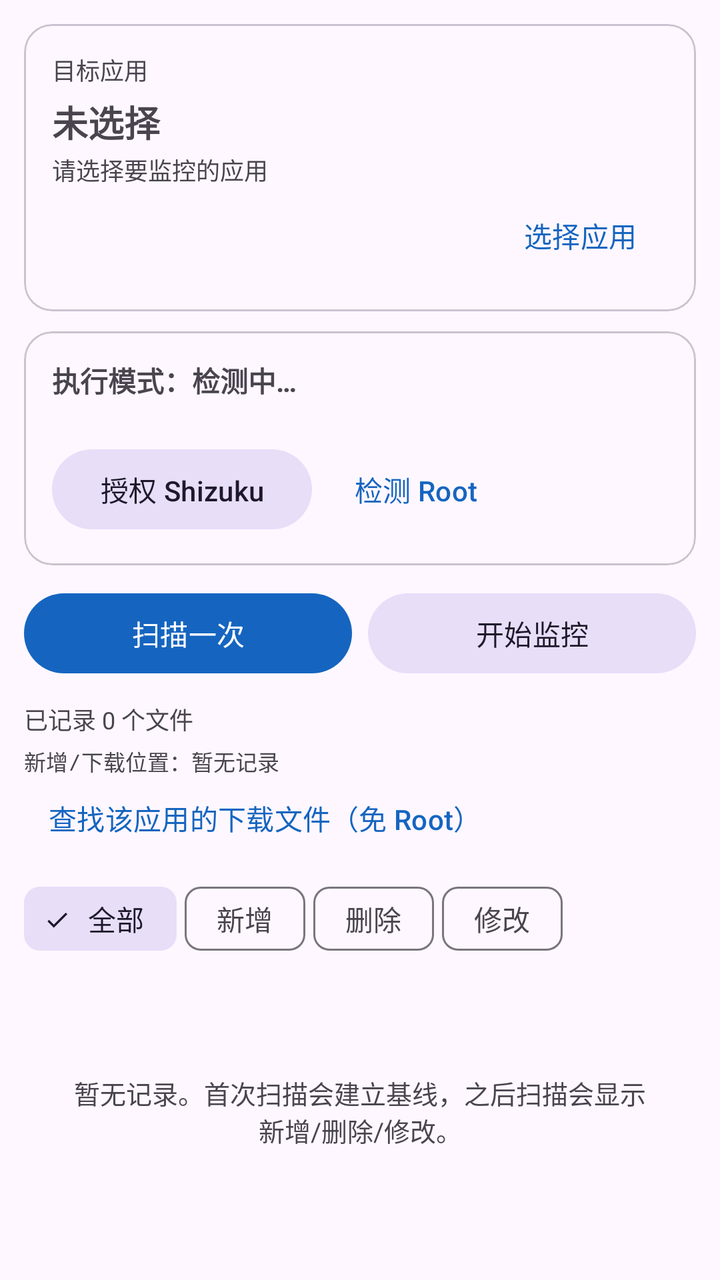
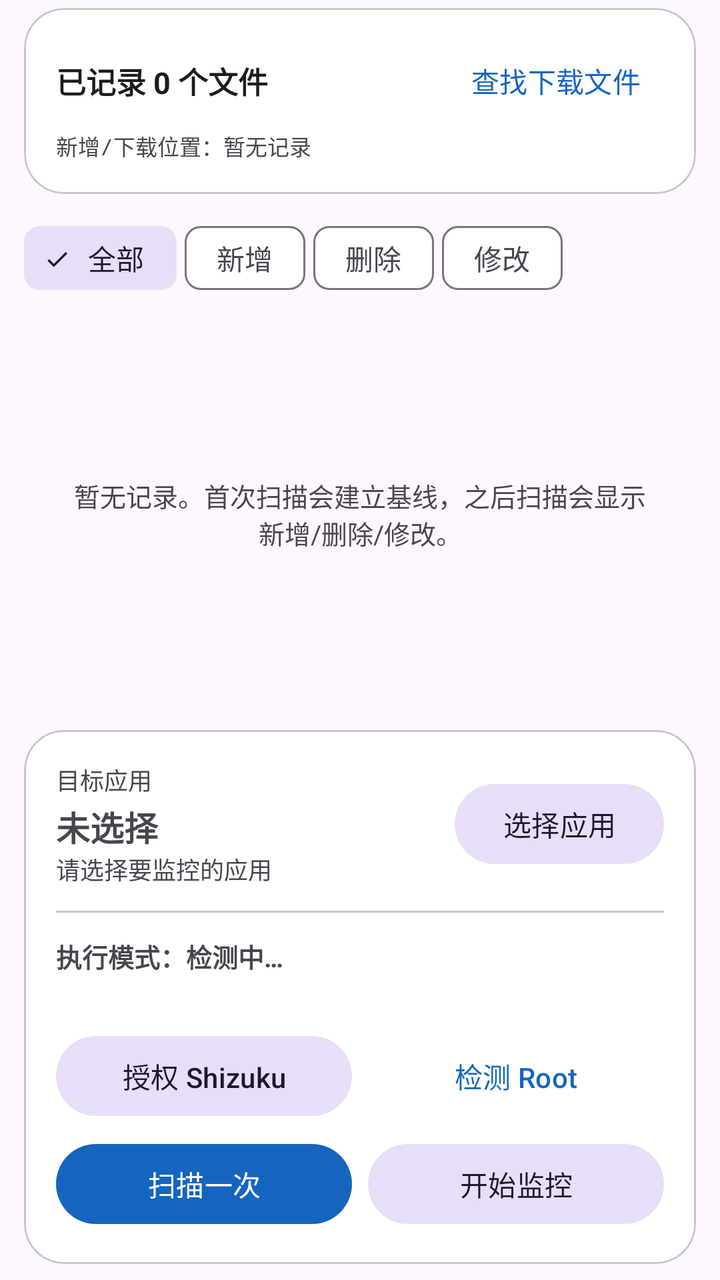

Before-and-after screenshots of an Android layout around one commit, followed by the original layout XML and the change that was made.
<!-- AndroidManifest.xml: application theme Theme.AppFileMonitor -->
<!-- res/layout/fragment_monitor.xml -->
<?xml version="1.0" encoding="utf-8"?>
<LinearLayout xmlns:android="http://schemas.android.com/apk/res/android"
    xmlns:app="http://schemas.android.com/apk/res-auto"
    android:layout_width="match_parent"
    android:layout_height="match_parent"
    android:orientation="vertical"
    android:padding="12dp">

    <com.google.android.material.card.MaterialCardView
        android:layout_width="match_parent"
        android:layout_height="wrap_content"
        app:cardCornerRadius="14dp"
        app:cardElevation="0dp"
        app:strokeColor="?attr/colorOutlineVariant"
        app:strokeWidth="1dp">

        <LinearLayout
            android:layout_width="match_parent"
            android:layout_height="wrap_content"
            android:orientation="vertical"
            android:padding="14dp">

            <TextView
                android:layout_width="wrap_content"
                android:layout_height="wrap_content"
                android:text="目标应用"
                android:textColor="?attr/colorOnSurfaceVariant"
                android:textSize="12sp" />

            <TextView
                android:id="@+id/tvAppName"
                android:layout_width="match_parent"
                android:layout_height="wrap_content"
                android:layout_marginTop="4dp"
                android:text="未选择"
                android:textSize="18sp"
                android:textStyle="bold" />

            <TextView
                android:id="@+id/tvAppPkg"
                android:layout_width="match_parent"
                android:layout_height="wrap_content"
                android:layout_marginTop="2dp"
                android:text="请选择要监控的应用"
                android:textColor="?attr/colorOnSurfaceVariant"
                android:textSize="12sp" />

            <com.google.android.material.button.MaterialButton
                android:id="@+id/btnPick"
                style="@style/Widget.Material3.Button.TextButton"
                android:layout_width="wrap_content"
                android:layout_height="wrap_content"
                android:layout_gravity="end"
                android:text="选择应用" />
        </LinearLayout>
    </com.google.android.material.card.MaterialCardView>

    <com.google.android.material.card.MaterialCardView
        android:layout_width="match_parent"
        android:layout_height="wrap_content"
        android:layout_marginTop="10dp"
        app:cardCornerRadius="14dp"
        app:cardElevation="0dp"
        app:strokeColor="?attr/colorOutlineVariant"
        app:strokeWidth="1dp">

        <LinearLayout
            android:layout_width="match_parent"
            android:layout_height="wrap_content"
            android:orientation="vertical"
            android:padding="14dp">

            <TextView
                android:id="@+id/tvMode"
                android:layout_width="match_parent"
                android:layout_height="wrap_content"
                android:text="执行模式：检测中…"
                android:textSize="14sp"
                android:textStyle="bold" />

            <TextView
                android:id="@+id/tvPerm"
                android:layout_width="match_parent"
                android:layout_height="wrap_content"
                android:layout_marginTop="4dp"
                android:textColor="?attr/colorOnSurfaceVariant"
                android:textSize="12sp" />

            <LinearLayout
                android:layout_width="match_parent"
                android:layout_height="wrap_content"
                android:orientation="horizontal">

                <com.google.android.material.button.MaterialButton
                    android:id="@+id/btnGrant"
                    style="@style/Widget.Material3.Button.TonalButton"
                    android:layout_width="wrap_content"
                    android:layout_height="wrap_content"
                    android:text="授权 Shizuku" />

                <com.google.android.material.button.MaterialButton
                    android:id="@+id/btnRoot"
                    style="@style/Widget.Material3.Button.TextButton"
                    android:layout_width="wrap_content"
                    android:layout_height="wrap_content"
                    android:layout_marginStart="8dp"
                    android:text="检测 Root" />
            </LinearLayout>
        </LinearLayout>
    </com.google.android.material.card.MaterialCardView>

    <LinearLayout
        android:layout_width="match_parent"
        android:layout_height="wrap_content"
        android:layout_marginTop="10dp"
        android:orientation="horizontal">

        <com.google.android.material.button.MaterialButton
            android:id="@+id/btnScan"
            android:layout_width="0dp"
            android:layout_height="wrap_content"
            android:layout_weight="1"
            android:text="扫描一次" />

        <com.google.android.material.button.MaterialButton
            android:id="@+id/btnMonitor"
            style="@style/Widget.Material3.Button.TonalButton"
            android:layout_width="0dp"
            android:layout_height="wrap_content"
            android:layout_marginStart="8dp"
            android:layout_weight="1"
            android:text="开始监控" />
    </LinearLayout>

    <TextView
        android:id="@+id/tvSummary"
        android:layout_width="match_parent"
        android:layout_height="wrap_content"
        android:layout_marginTop="10dp"
        android:text="已记录 0 个文件"
        android:textColor="?attr/colorOnSurfaceVariant"
        android:textSize="12sp" />

    <TextView
        android:id="@+id/tvLocations"
        android:layout_width="match_parent"
        android:layout_height="wrap_content"
        android:layout_marginTop="4dp"
        android:fontFamily="monospace"
        android:text="新增/下载位置：暂无记录"
        android:textColor="?attr/colorOnSurfaceVariant"
        android:textSize="11sp" />

    <com.google.android.material.button.MaterialButton
        android:id="@+id/btnDownloads"
        style="@style/Widget.Material3.Button.TextButton"
        android:layout_width="wrap_content"
        android:layout_height="wrap_content"
        android:layout_gravity="start"
        android:minHeight="0dp"
        android:text="查找该应用的下载文件（免 Root）" />

    <HorizontalScrollView
        android:layout_width="match_parent"
        android:layout_height="wrap_content"
        android:layout_marginTop="6dp"
        android:scrollbars="none">

        <com.google.android.material.chip.ChipGroup
            android:id="@+id/chips"
            android:layout_width="wrap_content"
            android:layout_height="wrap_content"
            app:chipSpacingHorizontal="4dp"
            app:singleSelection="true">

            <com.google.android.material.chip.Chip
                android:id="@+id/chipAll"
                style="@style/Widget.Material3.Chip.Filter"
                android:layout_width="wrap_content"
                android:layout_height="wrap_content"
                android:checked="true"
                android:text="全部" />

            <com.google.android.material.chip.Chip
                android:id="@+id/chipAdded"
                style="@style/Widget.Material3.Chip.Filter"
                android:layout_width="wrap_content"
                android:layout_height="wrap_content"
                android:text="新增" />

            <com.google.android.material.chip.Chip
                android:id="@+id/chipDeleted"
                style="@style/Widget.Material3.Chip.Filter"
                android:layout_width="wrap_content"
                android:layout_height="wrap_content"
                android:text="删除" />

            <com.google.android.material.chip.Chip
                android:id="@+id/chipModified"
                style="@style/Widget.Material3.Chip.Filter"
                android:layout_width="wrap_content"
                android:layout_height="wrap_content"
                android:text="修改" />
        </com.google.android.material.chip.ChipGroup>
    </HorizontalScrollView>

    <FrameLayout
        android:layout_width="match_parent"
        android:layout_height="0dp"
        android:layout_weight="1">

        <androidx.recyclerview.widget.RecyclerView
            android:id="@+id/recycler"
            android:layout_width="match_parent"
            android:layout_height="match_parent"
            android:clipToPadding="false"
            android:paddingBottom="8dp" />

        <TextView
            android:id="@+id/tvEmpty"
            android:layout_width="match_parent"
            android:layout_height="match_parent"
            android:gravity="center"
            android:padding="24dp"
            android:text="暂无记录。首次扫描会建立基线，之后扫描会显示新增/删除/修改。"
            android:textColor="?attr/colorOnSurfaceVariant"
            android:textSize="13sp" />
    </FrameLayout>

</LinearLayout>
<!-- resources referenced by this layout -->
<resources>
  <style name="Theme.AppFileMonitor" parent="Theme.Material3.DayNight.NoActionBar">
          <item name="colorPrimary">@color/brand</item>
          <item name="colorOnPrimary">@color/white</item>
          <item name="colorPrimaryContainer">#D6E4FF</item>
          <item name="colorOnPrimaryContainer">#001B3F</item>
          <item name="android:statusBarColor">@color/brand_dark</item>
          <item name="android:windowLightStatusBar">false</item>
      </style>
  <color name="brand">#1565C0</color>
  <color name="white">#FFFFFF</color>
  <color name="brand_dark">#0D47A1</color>
</resources>

<!-- the commit's change to res/layout/fragment_monitor.xml (unified diff, before → after) -->
@@ -4,12 +4,15 @@
     android:layout_width="match_parent"
     android:layout_height="match_parent"
     android:orientation="vertical"
-    android:padding="12dp">
-
+    android:paddingHorizontal="12dp"
+    android:paddingTop="4dp"
+    android:paddingBottom="8dp">
+
+    
     <com.google.android.material.card.MaterialCardView
         android:layout_width="match_parent"
         android:layout_height="wrap_content"
-        app:cardCornerRadius="14dp"
+        app:cardCornerRadius="20dp"
         app:cardElevation="0dp"
         app:strokeColor="?attr/colorOutlineVariant"
         app:strokeWidth="1dp">
@@ -18,152 +21,50 @@
             android:layout_width="match_parent"
             android:layout_height="wrap_content"
             android:orientation="vertical"
-            android:padding="14dp">
+            android:padding="16dp">
+
+            <LinearLayout
+                android:layout_width="match_parent"
+                android:layout_height="wrap_content"
+                android:gravity="center_vertical"
+                android:orientation="horizontal">
+
+                <TextView
+                    android:id="@+id/tvSummary"
+                    android:layout_width="0dp"
+                    android:layout_height="wrap_content"
+                    android:layout_weight="1"
+                    android:text="已记录 0 个文件"
+                    android:textColor="?attr/colorOnSurface"
+                    android:textSize="15sp"
+                    android:textStyle="bold" />
+
+                <com.google.android.material.button.MaterialButton
+                    android:id="@+id/btnDownloads"
+                    style="@style/Widget.Material3.Button.TextButton"
+                    android:layout_width="wrap_content"
+                    android:layout_height="wrap_content"
+                    android:minHeight="0dp"
+                    android:minWidth="0dp"
+                    android:text="查找下载文件" />
+            </LinearLayout>
 
             <TextView
-                android:layout_width="wrap_content"
-                android:layout_height="wrap_content"
-                android:text="目标应用"
+                android:id="@+id/tvLocations"
+                android:layout_width="match_parent"
+                android:layout_height="wrap_content"
+                android:layout_marginTop="4dp"
+                android:fontFamily="monospace"
+                android:text="新增/下载位置：暂无记录"
                 android:textColor="?attr/colorOnSurfaceVariant"
-                android:textSize="12sp" />
-
-            <TextView
-                android:id="@+id/tvAppName"
-                android:layout_width="match_parent"
-                android:layout_height="wrap_content"
-                android:layout_marginTop="4dp"
-                android:text="未选择"
-                android:textSize="18sp"
-                android:textStyle="bold" />
-
-            <TextView
-                android:id="@+id/tvAppPkg"
-                android:layout_width="match_parent"
-                android:layout_height="wrap_content"
-                android:layout_marginTop="2dp"
-                android:text="请选择要监控的应用"
-                android:textColor="?attr/colorOnSurfaceVariant"
-                android:textSize="12sp" />
-
-            <com.google.android.material.button.MaterialButton
-                android:id="@+id/btnPick"
-                style="@style/Widget.Material3.Button.TextButton"
-                android:layout_width="wrap_content"
-                android:layout_height="wrap_content"
-                android:layout_gravity="end"
-                android:text="选择应用" />
+                android:textSize="11sp" />
         </LinearLayout>
     </com.google.android.material.card.MaterialCardView>
 
-    <com.google.android.material.card.MaterialCardView
+    <HorizontalScrollView
         android:layout_width="match_parent"
         android:layout_height="wrap_content"
-        android:layout_marginTop="10dp"
-        app:cardCornerRadius="14dp"
-        app:cardElevation="0dp"
-        app:strokeColor="?attr/colorOutlineVariant"
-        app:strokeWidth="1dp">
-
-        <LinearLayout
-            android:layout_width="match_parent"
-            android:layout_height="wrap_content"
-            android:orientation="vertical"
-            android:padding="14dp">
-
-            <TextView
-                android:id="@+id/tvMode"
-                android:layout_width="match_parent"
-                android:layout_height="wrap_content"
-                android:text="执行模式：检测中…"
-                android:textSize="14sp"
-                android:textStyle="bold" />
-
-            <TextView
-                android:id="@+id/tvPerm"
-                android:layout_width="match_parent"
-                android:layout_height="wrap_content"
-                android:layout_marginTop="4dp"
-                android:textColor="?attr/colorOnSurfaceVariant"
-                android:textSize="12sp" />
-
-            <LinearLayout
-                android:layout_width="match_parent"
-                android:layout_height="wrap_content"
-                android:orientation="horizontal">
-
-                <com.google.android.material.button.MaterialButton
-                    android:id="@+id/btnGrant"
-                    style="@style/Widget.Material3.Button.TonalButton"
-                    android:layout_width="wrap_content"
-                    android:layout_height="wrap_content"
-                    android:text="授权 Shizuku" />
-
-                <com.google.android.material.button.MaterialButton
-                    android:id="@+id/btnRoot"
-                    style="@style/Widget.Material3.Button.TextButton"
-                    android:layout_width="wrap_content"
-                    android:layout_height="wrap_content"
-                    android:layout_marginStart="8dp"
-                    android:text="检测 Root" />
-            </LinearLayout>
-        </LinearLayout>
-    </com.google.android.material.card.MaterialCardView>
-
-    <LinearLayout
-        android:layout_width="match_parent"
-        android:layout_height="wrap_content"
-        android:layout_marginTop="10dp"
-        android:orientation="horizontal">
-
-        <com.google.android.material.button.MaterialButton
-            android:id="@+id/btnScan"
-            android:layout_width="0dp"
-            android:layout_height="wrap_content"
-            android:layout_weight="1"
-            android:text="扫描一次" />
-
-        <com.google.android.material.button.MaterialButton
-            android:id="@+id/btnMonitor"
-            style="@style/Widget.Material3.Button.TonalButton"
-            android:layout_width="0dp"
-            android:layout_height="wrap_content"
-            android:layout_marginStart="8dp"
-            android:layout_weight="1"
-            android:text="开始监控" />
-    </LinearLayout>
-
-    <TextView
-        android:id="@+id/tvSummary"
-        android:layout_width="match_parent"
-        android:layout_height="wrap_content"
-        android:layout_marginTop="10dp"
-        android:text="已记录 0 个文件"
-        android:textColor="?attr/colorOnSurfaceVariant"
-        android:textSize="12sp" />
-
-    <TextView
-        android:id="@+id/tvLocations"
-        android:layout_width="match_parent"
-        android:layout_height="wrap_content"
-        android:layout_marginTop="4dp"
-        android:fontFamily="monospace"
-        android:text="新增/下载位置：暂无记录"
-        android:textColor="?attr/colorOnSurfaceVariant"
-        android:textSize="11sp" />
-
-    <com.google.android.material.button.MaterialButton
-        android:id="@+id/btnDownloads"
-        style="@style/Widget.Material3.Button.TextButton"
-        android:layout_width="wrap_content"
-        android:layout_height="wrap_content"
-        android:layout_gravity="start"
-        android:minHeight="0dp"
-        android:text="查找该应用的下载文件（免 Root）" />
-
-    <HorizontalScrollView
-        android:layout_width="match_parent"
-        android:layout_height="wrap_content"
-        android:layout_marginTop="6dp"
+        android:layout_marginTop="8dp"
         android:scrollbars="none">
 
         <com.google.android.material.chip.ChipGroup
@@ -207,7 +108,8 @@
     <FrameLayout
         android:layout_width="match_parent"
         android:layout_height="0dp"
-        android:layout_weight="1">
+        android:layout_weight="1"
+        android:layout_marginTop="4dp">
 
         <androidx.recyclerview.widget.RecyclerView
             android:id="@+id/recycler"
@@ -227,4 +129,136 @@
             android:textSize="13sp" />
     </FrameLayout>
 
+    
+    <com.google.android.material.card.MaterialCardView
+        android:layout_width="match_parent"
+        android:layout_height="wrap_content"
+        android:layout_marginTop="8dp"
+        app:cardCornerRadius="20dp"
+        app:cardElevation="0dp"
+        app:strokeColor="?attr/colorOutlineVariant"
+        app:strokeWidth="1dp">
+
+        <LinearLayout
+            android:layout_width="match_parent"
+            android:layout_height="wrap_content"
+            android:orientation="vertical"
+            android:padding="16dp">
+
+            <LinearLayout
+                android:layout_width="match_parent"
+                android:layout_height="wrap_content"
+                android:gravity="center_vertical"
+                android:orientation="horizontal">
+
+                <LinearLayout
+                    android:layout_width="0dp"
+                    android:layout_height="wrap_content"
+                    android:layout_weight="1"
+                    android:orientation="vertical">
+
+                    <TextView
+                        android:layout_width="wrap_content"
+                        android:layout_height="wrap_content"
+                        android:text="目标应用"
+                        android:textColor="?attr/colorOnSurfaceVariant"
+                        android:textSize="12sp" />
+
+                    <TextView
+                        android:id="@+id/tvAppName"
+                        android:layout_width="match_parent"
+                        android:layout_height="wrap_content"
+                        android:layout_marginTop="2dp"
+                        android:text="未选择"
+                        android:textSize="17sp"
+                        android:textStyle="bold" />
+
+                    <TextView
+                        android:id="@+id/tvAppPkg"
+                        android:layout_width="match_parent"
+                        android:layout_height="wrap_content"
+                        android:text="请选择要监控的应用"
+                        android:textColor="?attr/colorOnSurfaceVariant"
+                        android:textSize="12sp" />
+                </LinearLayout>
+
+                <com.google.android.material.button.MaterialButton
+                    android:id="@+id/btnPick"
+                    style="@style/Widget.Material3.Button.TonalButton"
+                    android:layout_width="wrap_content"
+                    android:layout_height="wrap_content"
+                    android:text="选择应用" />
+            </LinearLayout>
+
+            <View
+                android:layout_width="match_parent"
+                android:layout_height="1dp"
+                android:layout_marginVertical="12dp"
+                android:background="?attr/colorOutlineVariant" />
+
+            <TextView
+                android:id="@+id/tvMode"
+                android:layout_width="match_parent"
+                android:layout_height="wrap_content"
+                android:text="执行模式：检测中…"
+                android:textSize="13sp"
+                android:textStyle="bold" />
+
+            <TextView
+                android:id="@+id/tvPerm"
+                android:layout_width="match_parent"
+                android:layout_height="wrap_content"
+                android:layout_marginTop="2dp"
+                android:textColor="?attr/colorOnSurfaceVariant"
+                android:textSize="12sp" />
+
+            <LinearLayout
+                android:layout_width="match_parent"
+                android:layout_height="wrap_content"
+                android:layout_marginTop="8dp"
+                android:orientation="horizontal">
+
+                <com.google.android.material.button.MaterialButton
+                    android:id="@+id/btnGrant"
+                    style="@style/Widget.Material3.Button.TonalButton"
+                    android:layout_width="0dp"
+                    android:layout_height="wrap_content"
+                    android:layout_weight="1"
+                    android:text="授权 Shizuku" />
+
+                <com.google.android.material.button.MaterialButton
+                    android:id="@+id/btnRoot"
+                    style="@style/Widget.Material3.Button.TextButton"
+                    android:layout_width="0dp"
+                    android:layout_height="wrap_content"
+                    android:layout_marginStart="8dp"
+                    android:layout_weight="1"
+                    android:text="检测 Root" />
+            </LinearLayout>
+
+            <LinearLayout
+                android:layout_width="match_parent"
+                android:layout_height="wrap_content"
+                android:layout_marginTop="6dp"
+                android:orientation="horizontal">
+
+                <com.google.android.material.button.MaterialButton
+                    android:id="@+id/btnScan"
+                    android:layout_width="0dp"
+                    android:layout_height="wrap_content"
+                    android:layout_weight="1"
+                    android:text="扫描一次" />
+
+                <com.google.android.material.button.MaterialButton
+                    android:id="@+id/btnMonitor"
+                    style="@style/Widget.Material3.Button.TonalButton"
+                    android:layout_width="0dp"
+                    android:layout_height="wrap_content"
+                    android:layout_marginStart="8dp"
+                    android:layout_weight="1"
+                    android:text="开始监控" />
+            </LinearLayout>
+        </LinearLayout>
+    </com.google.android.material.card.MaterialCardView>
+
 </LinearLayout>
<!-- resource entries referenced after the edit -->
@@ -7,9 +7,19 @@
           <item name="colorOnPrimaryContainer">#001B3F</item>
           <item name="android:statusBarColor">@color/brand_dark</item>
           <item name="android:windowLightStatusBar">false</item>
+          <item name="android:navigationBarColor">@color/brand_dark</item>
+          <item name="colorSurface">#FFFFFF</item>
+          <item name="colorSurfaceContainerLow">#F6F8FC</item>
+          <item name="elevationOverlayEnabled">false</item>
+          <item name="materialCardViewStyle">@style/Widget.App.Card</item>
       </style>
   <color name="brand">#1565C0</color>
   <color name="white">#FFFFFF</color>
   <color name="brand_dark">#0D47A1</color>
+  <style name="Widget.App.Card" parent="Widget.Material3.CardView.Outlined">
+          <item name="cardCornerRadius">20dp</item>
+          <item name="cardElevation">0dp</item>
+          <item name="strokeWidth">1dp</item>
+      </style>
 </resources>
 
